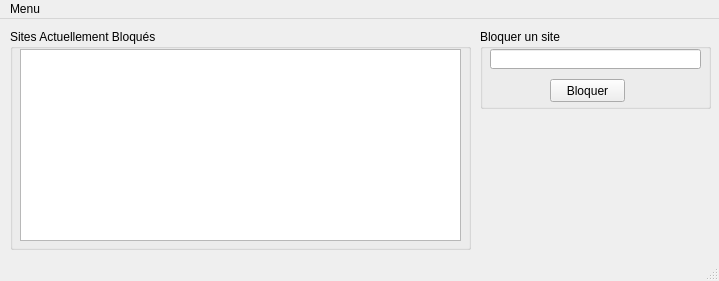
This is mainwindow.ui in alapaches/IdontWantYou as Qt 5 draws it before an edit. The edited form follows.
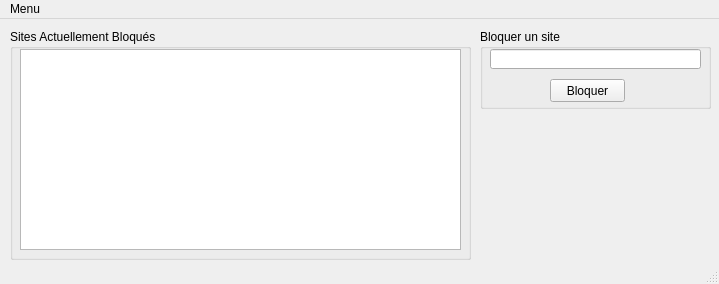
This is the edited form. Icons and pictures are not drawn.

```diff
--- a/mainwindow.ui
+++ b/mainwindow.ui
@@ -7,7 +7,7 @@
     <x>0</x>
     <y>0</y>
     <width>719</width>
-    <height>281</height>
+    <height>284</height>
    </rect>
   </property>
   <property name="windowTitle">
@@ -24,7 +24,7 @@
       <x>10</x>
       <y>10</y>
       <width>461</width>
-      <height>221</height>
+      <height>231</height>
      </rect>
     </property>
     <property name="mouseTracking">
@@ -45,7 +45,7 @@
        <x>10</x>
        <y>20</y>
        <width>441</width>
-       <height>192</height>
+       <height>201</height>
       </rect>
      </property>
     </widget>
@@ -90,9 +90,9 @@
     <property name="geometry">
      <rect>
       <x>480</x>
-      <y>100</y>
+      <y>90</y>
       <width>231</width>
-      <height>121</height>
+      <height>151</height>
      </rect>
     </property>
     <property name="text">
```
Left out of the diff: 2 changed lines with no effect on the pictures.
